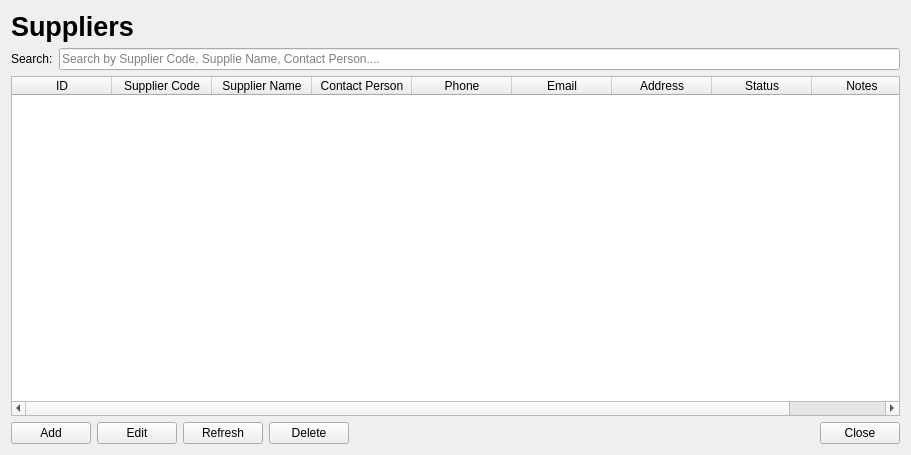
Above: app/ui/forms/supplier_page.ui from Apie-dup/MaintenanceSystem before the change. Below: the same form after it.
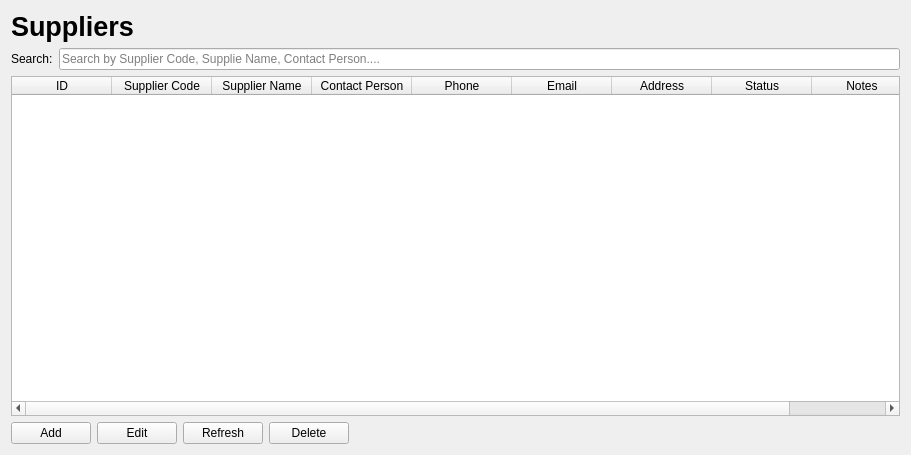
That is the form after the change.

Commit message: Complete Suppliers and Inventory modules with shared CRUD framework

What changed in the file:
```diff
--- a/app/ui/forms/supplier_page.ui
+++ b/app/ui/forms/supplier_page.ui
@@ -146,22 +146,12 @@
        </property>
        <property name="sizeHint" stdset="0">
         <size>
-         <width>478</width>
+         <width>40</width>
          <height>20</height>
         </size>
        </property>
       </spacer>
      </item>
-     <item>
-      <widget class="QPushButton" name="btnClose">
-       <property name="text">
-        <string>Close</string>
-       </property>
-       <property name="checkable">
-        <bool>true</bool>
-       </property>
-      </widget>
-     </item>
     </layout>
    </item>
   </layout>
```
The commit also changes 35 other files.
